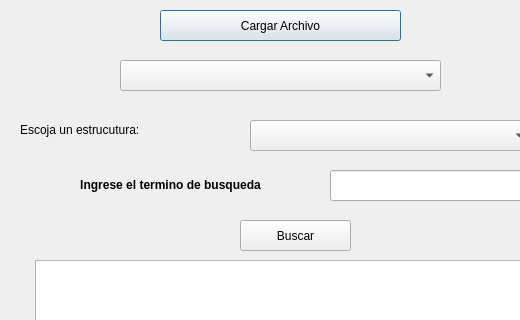
Qt form buscar.ui (Denisse23/ProyectoArchivos) before a commit; both pictures show x 0 to 520 and y 0 to 320 of the 622 by 470 pixel window.
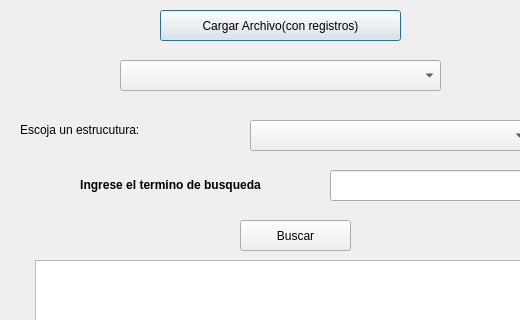
The same form after that commit.

Patch:
```diff
--- a/buscar.ui
+++ b/buscar.ui
@@ -23,7 +23,7 @@
     </rect>
    </property>
    <property name="text">
-    <string>Cargar Archivo</string>
+    <string>Cargar Archivo(con registros)</string>
    </property>
   </widget>
   <widget class="QPushButton" name="pushButton_2">
```
